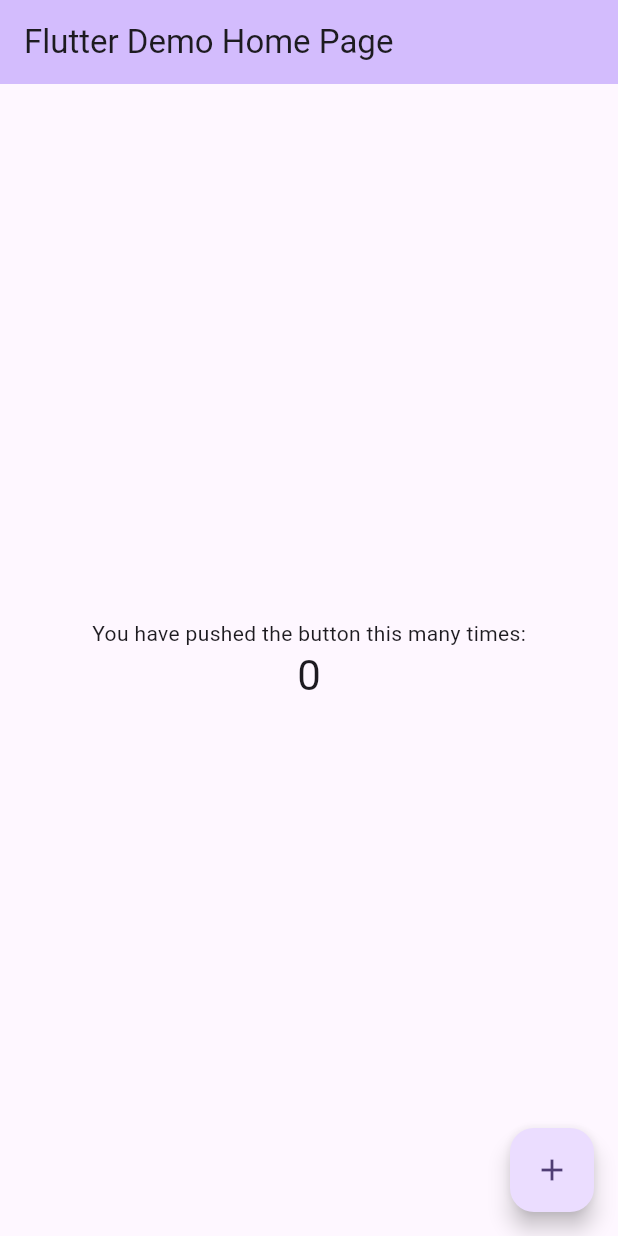
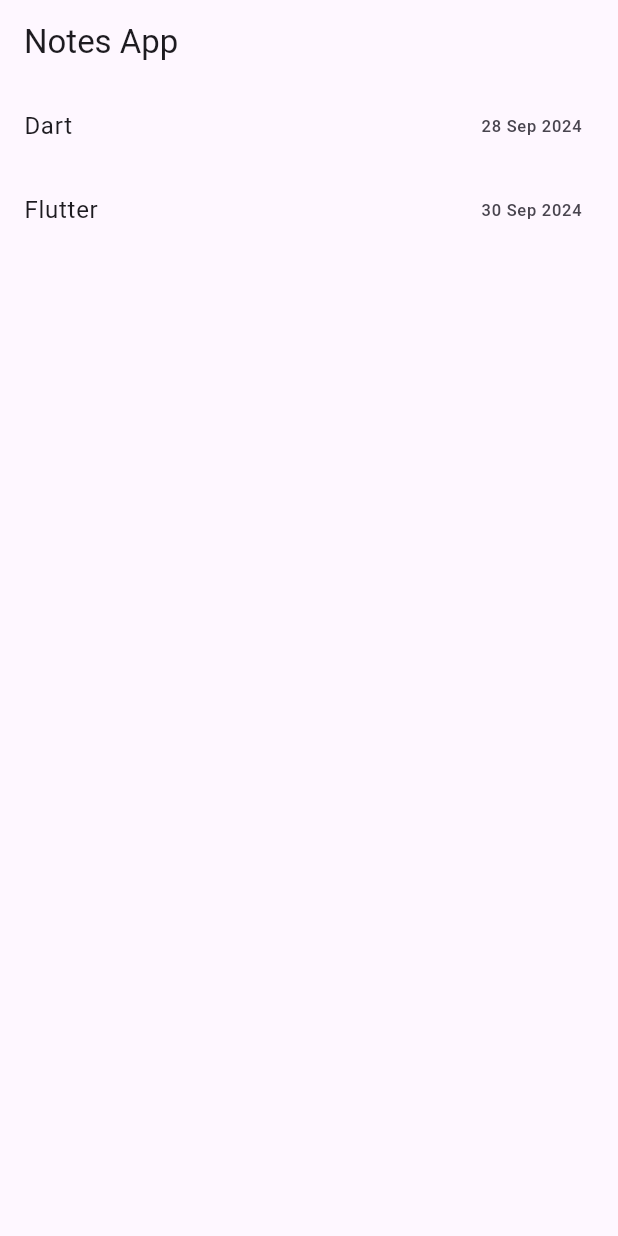
Before and after one commit to Yadija/flutter_notes_app, a Flutter app: the screen it shows after launch, on a phone screen of 412 x 824 dp. Run offline on Flutter 3.47's test engine with Material 3 defaults, Android fonts, the phone set to English and light mode, and no system bars.

Commit message:
⚒️build: make home page

```diff
--- a/lib/main.dart
+++ b/lib/main.dart
@@ -1,125 +1,17 @@
 import 'package:flutter/material.dart';
+import 'package:flutter_notes_app/screens/home.dart';
 
-void main() {
-  runApp(const MyApp());
-}
+void main() => runApp(const MyApp());
 
 class MyApp extends StatelessWidget {
   const MyApp({super.key});
 
-  // This widget is the root of your application.
   @override
   Widget build(BuildContext context) {
     return MaterialApp(
-      title: 'Flutter Demo',
-      theme: ThemeData(
-        // This is the theme of your application.
-        //
-        // TRY THIS: Try running your application with "flutter run". You'll see
-        // the application has a purple toolbar. Then, without quitting the app,
-        // try changing the seedColor in the colorScheme below to Colors.green
-        // and then invoke "hot reload" (save your changes or press the "hot
-        // reload" button in a Flutter-supported IDE, or press "r" if you used
-        // the command line to start the app).
-        //
-        // Notice that the counter didn't reset back to zero; the application
-        // state is not lost during the reload. To reset the state, use hot
-        // restart instead.
-        //
-        // This works for code too, not just values: Most code changes can be
-        // tested with just a hot reload.
-        colorScheme: ColorScheme.fromSeed(seedColor: Colors.deepPurple),
-        useMaterial3: true,
-      ),
-      home: const MyHomePage(title: 'Flutter Demo Home Page'),
+      title: 'Notes App',
+      theme: ThemeData(),
+      home: const HomePage(),
     );
   }
 }
-
-class MyHomePage extends StatefulWidget {
-  const MyHomePage({super.key, required this.title});
-
-  // This widget is the home page of your application. It is stateful, meaning
-  // that it has a State object (defined below) that contains fields that affect
-  // how it looks.
-
-  // This class is the configuration for the state. It holds the values (in this
-  // case the title) provided by the parent (in this case the App widget) and
-  // used by the build method of the State. Fields in a Widget subclass are
-  // always marked "final".
-
-  final String title;
-
-  @override
-  State<MyHomePage> createState() => _MyHomePageState();
-}
-
-class _MyHomePageState extends State<MyHomePage> {
-  int _counter = 0;
-
-  void _incrementCounter() {
-    setState(() {
-      // This call to setState tells the Flutter framework that something has
-      // changed in this State, which causes it to rerun the build method below
-      // so that the display can reflect the updated values. If we changed
-      // _counter without calling setState(), then the build method would not be
-      // called again, and so nothing would appear to happen.
-      _counter++;
-    });
-  }
-
-  @override
-  Widget build(BuildContext context) {
-    // This method is rerun every time setState is called, for instance as done
-    // by the _incrementCounter method above.
-    //
-    // The Flutter framework has been optimized to make rerunning build methods
-    // fast, so that you can just rebuild anything that needs updating rather
-    // than having to individually change instances of widgets.
-    return Scaffold(
-      appBar: AppBar(
-        // TRY THIS: Try changing the color here to a specific color (to
-        // Colors.amber, perhaps?) and trigger a hot reload to see the AppBar
-        // change color while the other colors stay the same.
-        backgroundColor: Theme.of(context).colorScheme.inversePrimary,
-        // Here we take the value from the MyHomePage object that was created by
-        // the App.build method, and use it to set our appbar title.
-        title: Text(widget.title),
-      ),
-      body: Center(
-        // Center is a layout widget. It takes a single child and positions it
-        // in the middle of the parent.
-        child: Column(
-          // Column is also a layout widget. It takes a list of children and
-          // arranges them vertically. By default, it sizes itself to fit its
-          // children horizontally, and tries to be as tall as its parent.
-          //
-          // Column has various properties to control how it sizes itself and
-          // how it positions its children. Here we use mainAxisAlignment to
-          // center the children vertically; the main axis here is the vertical
-          // axis because Columns are vertical (the cross axis would be
-          // horizontal).
-          //
-          // TRY THIS: Invoke "debug painting" (choose the "Toggle Debug Paint"
-          // action in the IDE, or press "p" in the console), to see the
-          // wireframe for each widget.
-          mainAxisAlignment: MainAxisAlignment.center,
-          children: <Widget>[
-            const Text(
-              'You have pushed the button this many times:',
-            ),
-            Text(
-              '$_counter',
-              style: Theme.of(context).textTheme.headlineMedium,
-            ),
-          ],
-        ),
-      ),
-      floatingActionButton: FloatingActionButton(
-        onPressed: _incrementCounter,
-        tooltip: 'Increment',
-        child: const Icon(Icons.add),
-      ), // This trailing comma makes auto-formatting nicer for build methods.
-    );
-  }
-}
--- /dev/null
+++ b/lib/model/note.dart
@@ -0,0 +1,13 @@
+class Note {
+  String title;
+  String content;
+  DateTime createdAt;
+  bool isArchived;
+
+  Note(this.title, this.content, {this.isArchived = false, DateTime? createdAt}) : createdAt = createdAt ?? DateTime.now();
+}
+
+List<Note> notes = [
+  Note('Dart', 'Dart is a programming language for building apps', createdAt: DateTime.now().subtract(const Duration(days: 2))),
+  Note('Flutter', 'Flutter is great for building mobile apps', createdAt: DateTime.now()),
+];
--- /dev/null
+++ b/lib/screens/home.dart
@@ -0,0 +1,57 @@
+import 'package:flutter/material.dart';
+import 'package:flutter_notes_app/model/note.dart';
+import 'package:intl/intl.dart';
+
+class HomePage extends StatefulWidget {
+  const HomePage({super.key});
+
+  @override
+  // ignore: library_private_types_in_public_api
+  _HomePageState createState() => _HomePageState();
+}
+
+class _HomePageState extends State<HomePage> {
+  @override
+  Widget build(BuildContext context) {
+    return Scaffold(
+      appBar: AppBar(
+        title: const Text('Notes App'),
+      ),
+      body: ListView.builder(
+        itemCount: notes.length,
+        itemBuilder: (context, index) {
+          return ListTile(
+            title: Text(notes[index].title),
+            trailing: Text(DateFormat('d MMM yyyy').format(notes[index].createdAt)),
+            onLongPress: () {
+              showDialog(
+                context: context,
+                builder: (context) => AlertDialog(
+                  title: const Text('Delete Note'),
+                  content: const Text('Are you sure you want to delete this note?'),
+                  actions: [
+                    TextButton(
+                      onPressed: () {
+                        Navigator.pop(context);
+                      },
+                      child: const Text('Cancel'),
+                    ),
+                    TextButton(
+                      onPressed: () {
+                        setState(() {
+                          notes.removeAt(index);
+                        });
+                        Navigator.pop(context);
+                      },
+                      child: const Text('Delete'),
+                    ),
+                  ],
+                ),
+              );
+            },
+          );
+        },
+      ),
+    );
+  }
+}
```
